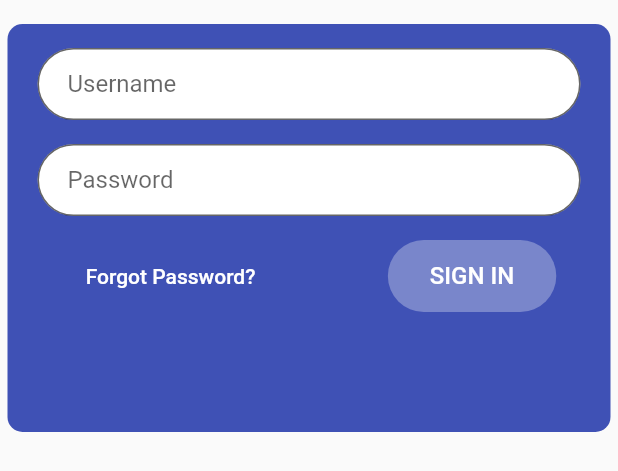
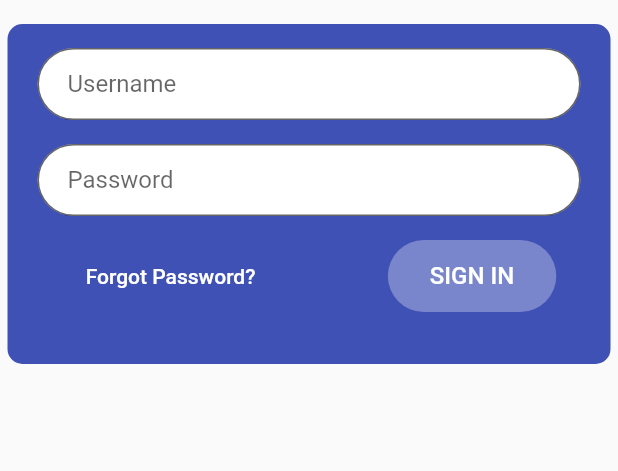
Before and after one commit to eduardoazvd17/help_market_flutter, a Flutter app: the LoginForm widget shown alone on an empty page, opened directly, on a phone screen of 412 x 824 dp. Shown: the top 471 px of the screen. Run offline on Flutter 3.47's test engine with Material 2 defaults, Android fonts, the phone set to English and light mode, and no system bars.

Commit message:
alterando altura do componente.

```diff
--- a/lib/componentes/login_form.dart
+++ b/lib/componentes/login_form.dart
@@ -16,7 +16,7 @@ class LoginForm extends StatelessWidget {
       child: Padding(
         padding: EdgeInsets.symmetric(vertical: 16, horizontal: 5),
         child: Container(
-          height: MediaQuery.of(context).size.height * 0.33,
+          height: MediaQuery.of(context).size.height * 0.275,
           width: double.infinity,
           decoration: BoxDecoration(
             color: Colors.indigo,
```
